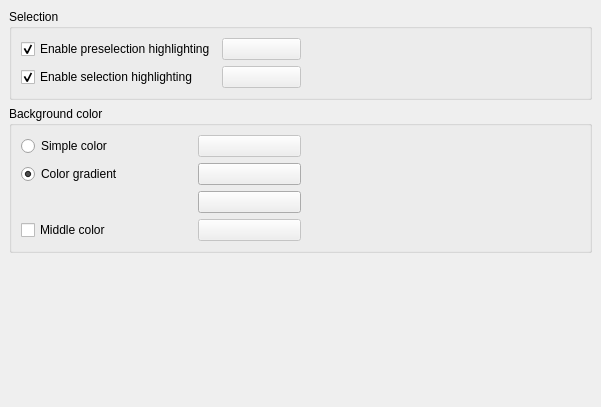
berndhahnebach/All_FreeCAD, file src/Gui/DlgSettingsViewColor.ui: the form before one commit.
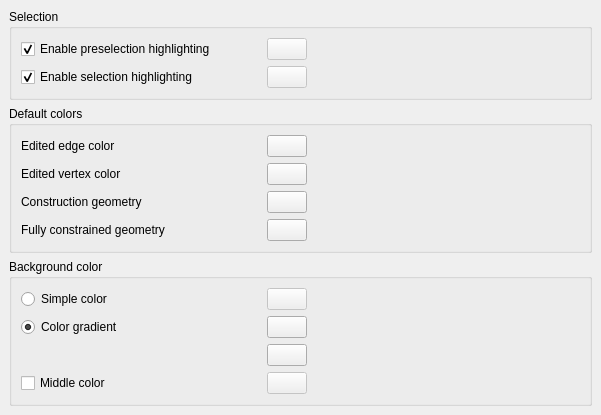
The form after the commit. Custom widgets are drawn as their Qt base class.

Commit message: + added a couple of default colors to the view prefs page

What changed in the file:
```diff
--- a/src/Gui/DlgSettingsViewColor.ui
+++ b/src/Gui/DlgSettingsViewColor.ui
@@ -33,7 +33,7 @@
        <number>6</number>
       </property>
       <item row="0" column="1">
-       <spacer>
+       <spacer name="spacer_4">
         <property name="orientation">
          <enum>Qt::Horizontal</enum>
         </property>
@@ -46,7 +46,7 @@
        </spacer>
       </item>
       <item row="0" column="0">
-       <layout class="QGridLayout">
+       <layout class="QGridLayout" name="_3">
         <property name="margin">
          <number>0</number>
         </property>
@@ -94,6 +94,12 @@
         </item>
         <item row="0" column="0">
          <widget class="Gui::PrefCheckBox" name="checkBoxPreselection">
+          <property name="minimumSize">
+           <size>
+            <width>240</width>
+            <height>0</height>
+           </size>
+          </property>
           <property name="text">
            <string>Enable preselection highlighting</string>
           </property>
@@ -142,7 +148,7 @@
      </layout>
     </widget>
    </item>
-   <item row="1" column="0">
+   <item row="2" column="0">
     <widget class="QGroupBox" name="groupBoxColor">
      <property name="title">
       <string>Background color</string>
@@ -155,7 +161,7 @@
        <number>6</number>
       </property>
       <item row="0" column="1">
-       <spacer>
+       <spacer name="spacer">
         <property name="orientation">
          <enum>Qt::Horizontal</enum>
         </property>
@@ -168,7 +174,7 @@
        </spacer>
       </item>
       <item row="0" column="0">
-       <layout class="QGridLayout">
+       <layout class="QGridLayout" name="_4">
         <property name="margin">
          <number>0</number>
         </property>
@@ -176,7 +182,7 @@
          <number>6</number>
         </property>
         <item row="2" column="0">
-         <spacer>
+         <spacer name="spacer_2">
           <property name="orientation">
            <enum>Qt::Horizontal</enum>
           </property>
@@ -314,6 +320,12 @@
         </item>
         <item row="0" column="0">
          <widget class="Gui::PrefRadioButton" name="radioButtonSimple">
+          <property name="minimumSize">
+           <size>
+            <width>240</width>
+            <height>0</height>
+           </size>
+          </property>
           <property name="text">
            <string>Simple color</string>
           </property>
@@ -330,8 +342,8 @@
      </layout>
     </widget>
    </item>
-   <item row="2" column="0">
-    <spacer>
+   <item row="3" column="0">
+    <spacer name="spacer_3">
      <property name="orientation">
       <enum>Qt::Vertical</enum>
      </property>
@@ -343,6 +355,152 @@
      </property>
     </spacer>
    </item>
+   <item row="1" column="0">
+    <widget class="QGroupBox" name="groupBoxDefaultColors">
+     <property name="title">
+      <string>Default colors</string>
+     </property>
+     <layout class="QGridLayout" name="colgridLayout">
+      <item row="0" column="0">
+       <layout class="QGridLayout" name="_2">
+        <property name="margin">
+         <number>0</number>
+        </property>
+        <property name="spacing">
+         <number>6</number>
+        </property>
+        <item row="0" column="0">
+         <widget class="QLabel" name="label">
+          <property name="minimumSize">
+           <size>
+            <width>240</width>
+            <height>0</height>
+           </size>
+          </property>
+          <property name="text">
+           <string>Edited edge color</string>
+          </property>
+         </widget>
+        </item>
+        <item row="1" column="0">
+         <widget class="QLabel" name="label_2">
+          <property name="text">
+           <string>Edited vertex color</string>
+          </property>
+         </widget>
+        </item>
+        <item row="2" column="0">
+         <widget class="QLabel" name="label_3">
+          <property name="text">
+           <string>Construction geometry</string>
+          </property>
+         </widget>
+        </item>
+        <item row="3" column="0">
+         <widget class="QLabel" name="label_4">
+          <property name="text">
+           <string>Fully constrained geometry</string>
+          </property>
+         </widget>
+        </item>
+        <item row="2" column="1">
+         <widget class="Gui::PrefColorButton" name="gui::prefcolorbutton">
+          <property name="toolTip">
+           <string>The color of construction geometry in editmode</string>
+          </property>
+          <property name="color">
+           <color>
+            <red>102</red>
+            <green>102</green>
+            <blue>204</blue>
+           </color>
+          </property>
+          <property name="prefEntry" stdset="0">
+           <cstring>ConstructionColor</cstring>
+          </property>
+          <property name="prefPath" stdset="0">
+           <cstring>View</cstring>
+          </property>
+         </widget>
+        </item>
+        <item row="3" column="1">
+         <widget class="Gui::PrefColorButton" name="gui::prefcolorbutton_2">
+          <property name="toolTip">
+           <string>The color of fully constrained geometry in editmode</string>
+          </property>
+          <property name="color">
+           <color>
+            <red>149</red>
+            <green>178</green>
+            <blue>1</blue>
+           </color>
+          </property>
+          <property name="prefEntry" stdset="0">
+           <cstring>FullyConstrainedColor</cstring>
+          </property>
+          <property name="prefPath" stdset="0">
+           <cstring>View</cstring>
+          </property>
+         </widget>
+        </item>
+        <item row="1" column="1">
+         <widget class="Gui::PrefColorButton" name="gui::prefcolorbutton_3">
+          <property name="toolTip">
+           <string>The color of vertices being edited</string>
+          </property>
+          <property name="color">
+           <color>
+            <red>255</red>
+            <green>59</green>
+            <blue>0</blue>
+           </color>
+          </property>
+          <property name="prefEntry" stdset="0">
+           <cstring>EditedVertexColor</cstring>
+          </property>
+          <property name="prefPath" stdset="0">
+           <cstring>View</cstring>
+          </property>
+         </widget>
+        </item>
+        <item row="0" column="1">
+         <widget class="Gui::PrefColorButton" name="gui::prefcolorbutton_4">
+          <property name="toolTip">
+           <string>The color of edges being edited</string>
+          </property>
+          <property name="color">
+           <color>
+            <red>255</red>
+            <green>255</green>
+            <blue>255</blue>
+           </color>
+          </property>
+          <property name="prefEntry" stdset="0">
+           <cstring>EditedEdgeColor</cstring>
+          </property>
+          <property name="prefPath" stdset="0">
+           <cstring>View</cstring>
+          </property>
+         </widget>
+        </item>
+       </layout>
+      </item>
+      <item row="0" column="1">
+       <spacer name="horizontalSpacer">
+        <property name="orientation">
+         <enum>Qt::Horizontal</enum>
+        </property>
+        <property name="sizeHint" stdset="0">
+         <size>
+          <width>40</width>
+          <height>20</height>
+         </size>
+        </property>
+       </spacer>
+      </item>
+     </layout>
+    </widget>
+   </item>
   </layout>
  </widget>
  <customwidgets>
```
Left out of the diff: 52 changed lines with no effect on the pictures.
